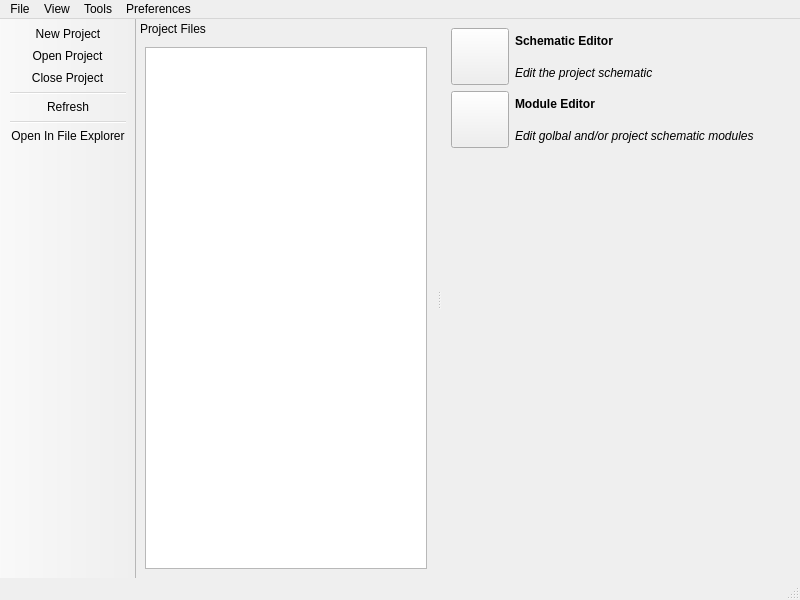
This is ui/mainwindow.ui in vowstar/qsoc as Qt 5 draws it before an edit. The edited form follows.
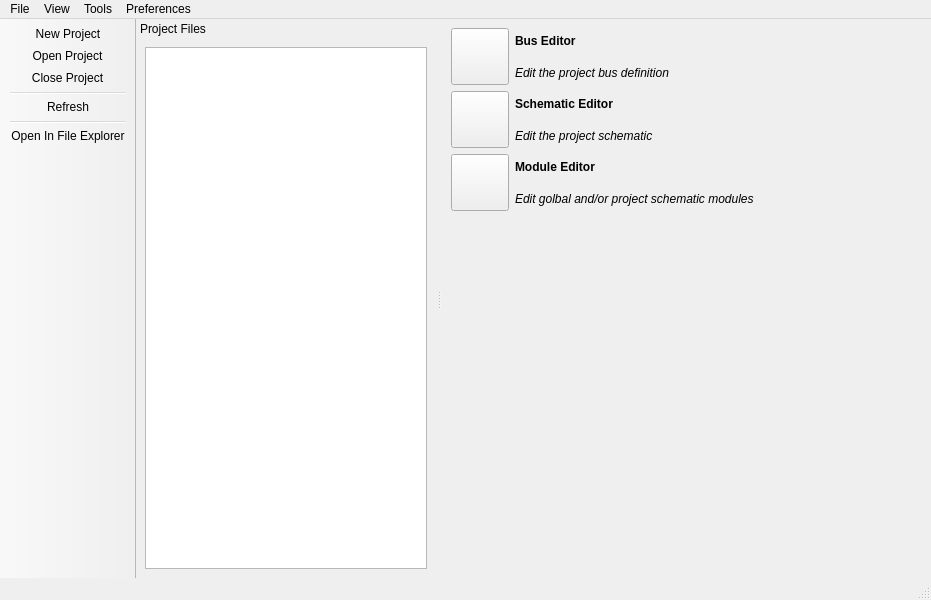
This is the edited form. Icons and pictures are not drawn.

Commit message:
feat(gui): Add Bus Editor to main window
- Add Bus Editor tool button with icon and description label
- Update window width and adjust layout spacing
- Connect Bus Editor action to tool button
- Clean up icon theme references in UI file

Patch:
```diff
--- a/ui/mainwindow.ui
+++ b/ui/mainwindow.ui
@@ -6,7 +6,7 @@
    <rect>
     <x>0</x>
     <y>0</y>
-    <width>800</width>
+    <width>931</width>
     <height>600</height>
    </rect>
   </property>
@@ -17,6 +17,48 @@
    <layout class="QGridLayout" name="gridLayoutCentralWidget">
     <item row="0" column="0">
      <layout class="QVBoxLayout" name="verticalLayoutToolList">
+      <item>
+       <layout class="QHBoxLayout" name="horizontalLayoutBusEditor">
+        <item>
+         <widget class="QToolButton" name="toolButtonBusEditor">
+          <property name="iconSize">
+           <size>
+            <width>50</width>
+            <height>50</height>
+           </size>
+          </property>
+         </widget>
+        </item>
+        <item>
+         <layout class="QVBoxLayout" name="verticalLayoutBusEditor">
+          <item>
+           <widget class="QLabel" name="labelBusEditor">
+            <property name="font">
+             <font>
+              <bold>true</bold>
+             </font>
+            </property>
+            <property name="text">
+             <string>Bus Editor</string>
+            </property>
+           </widget>
+          </item>
+          <item>
+           <widget class="QLabel" name="labelBusEditorDetail">
+            <property name="font">
+             <font>
+              <italic>true</italic>
+             </font>
+            </property>
+            <property name="text">
+             <string>Edit the project bus definition</string>
+            </property>
+           </widget>
+          </item>
+         </layout>
+        </item>
+       </layout>
+      </item>
       <item>
        <layout class="QHBoxLayout" name="horizontalLayoutSchematicEditor">
         <item>
@@ -123,8 +165,8 @@
     <rect>
      <x>0</x>
      <y>0</y>
-     <width>800</width>
-     <height>23</height>
+     <width>931</width>
+     <height>24</height>
     </rect>
    </property>
    <widget class="QMenu" name="menuFile">
```
Left out of the diff: 70 changed lines with no effect on the pictures. The commit also changes 1 other file.
